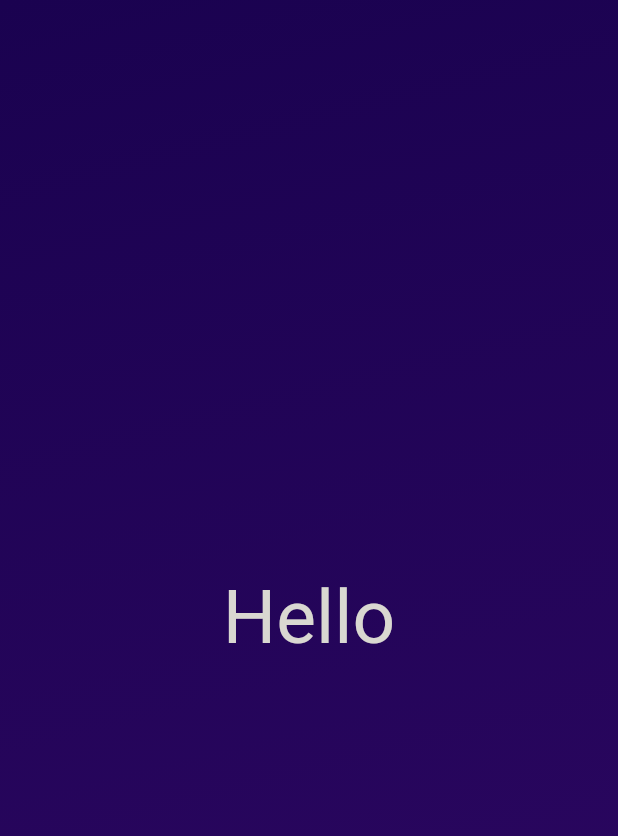
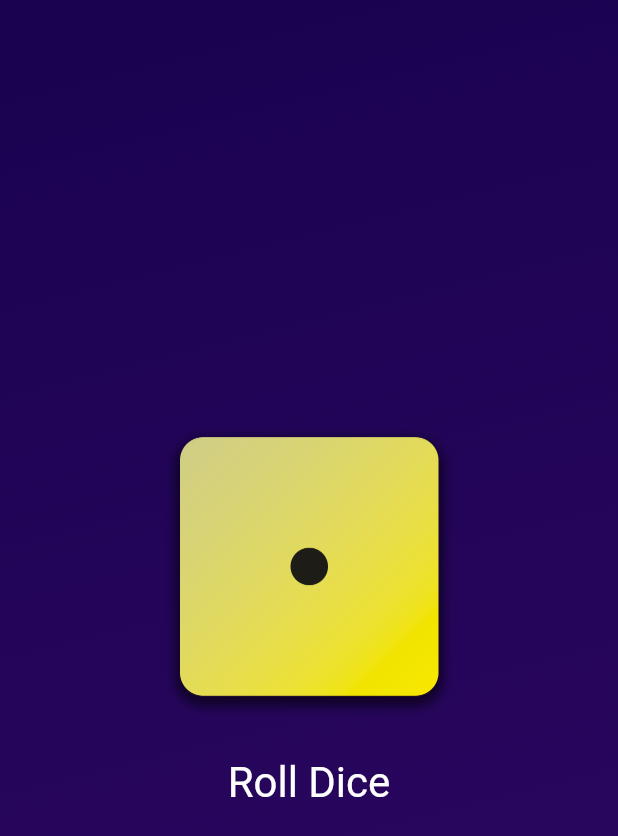
Before and after one commit to pratikmota/flutter-apps-demo, a Flutter app: the screen it shows after launch, on a phone screen of 412 x 824 dp. Shown: the top 836 px of the screen. Run offline on Flutter 3.47's test engine with Material 2 defaults, Android fonts, the phone set to English and light mode, and no system bars.

Commit message:
final code

```diff
--- /dev/null
+++ b/roll_dice_app/lib/dice_roller.dart
@@ -0,0 +1,42 @@
+import 'package:flutter/material.dart';
+import 'dart:math';
+
+final randomizer = Random();
+
+class DiceRoller extends StatefulWidget {
+  const DiceRoller({super.key});
+  @override
+  State<StatefulWidget> createState() {
+    return _DiceRollerState();
+  }
+}
+
+class _DiceRollerState extends State<DiceRoller> {
+  var diceRollNumer = 1;
+  void rollDice() {
+    setState(() {
+      diceRollNumer = randomizer.nextInt(6) + 1;
+    });
+    //...
+  }
+
+  @override
+  Widget build(context) {
+    return Column(
+      mainAxisSize: MainAxisSize.min,
+      children: [
+        Image.asset('assets/images/dice-$diceRollNumer.png', width: 200),
+        const SizedBox(height: 20),
+        TextButton(
+          onPressed: rollDice,
+          style: TextButton.styleFrom(
+            //padding: const EdgeInsets.only(top: 20),
+            foregroundColor: Colors.white,
+            textStyle: const TextStyle(fontSize: 28),
+          ),
+          child: const Text('Roll Dice'),
+        ),
+      ],
+    );
+  }
+}
--- a/roll_dice_app/lib/gradiant_container.dart
+++ b/roll_dice_app/lib/gradiant_container.dart
@@ -1,5 +1,5 @@
 import 'package:flutter/material.dart';
-import 'package:roll_dice_app/styled_text.dart';
+import 'package:roll_dice_app/dice_roller.dart';
 
 const startAlignment = Alignment.topLeft;
 const endAlignment = Alignment.bottomCenter;
@@ -8,6 +8,7 @@ class GradiantContainer extends StatelessWidget {
   const GradiantContainer(this.color1, this.color2, {super.key});
   final Color color1;
   final Color color2;
+
   @override
   Widget build(context) {
     return Container(
@@ -19,7 +20,7 @@ class GradiantContainer extends StatelessWidget {
         ),
       ),
       child: const Center(
-        child: StylesText("Hello"),
+        child: DiceRoller(),
       ),
     );
   }
```
Also changed, not shown: roll_dice_app/pubspec.yaml (+9 -7 lines), roll_dice_app/assets/images/dice-1.png (added), roll_dice_app/assets/images/dice-2.png (added), roll_dice_app/assets/images/dice-3.png (added), roll_dice_app/assets/images/dice-4.png (added), roll_dice_app/assets/images/dice-5.png (added), roll_dice_app/assets/images/dice-6.png (added), 1 other file.
